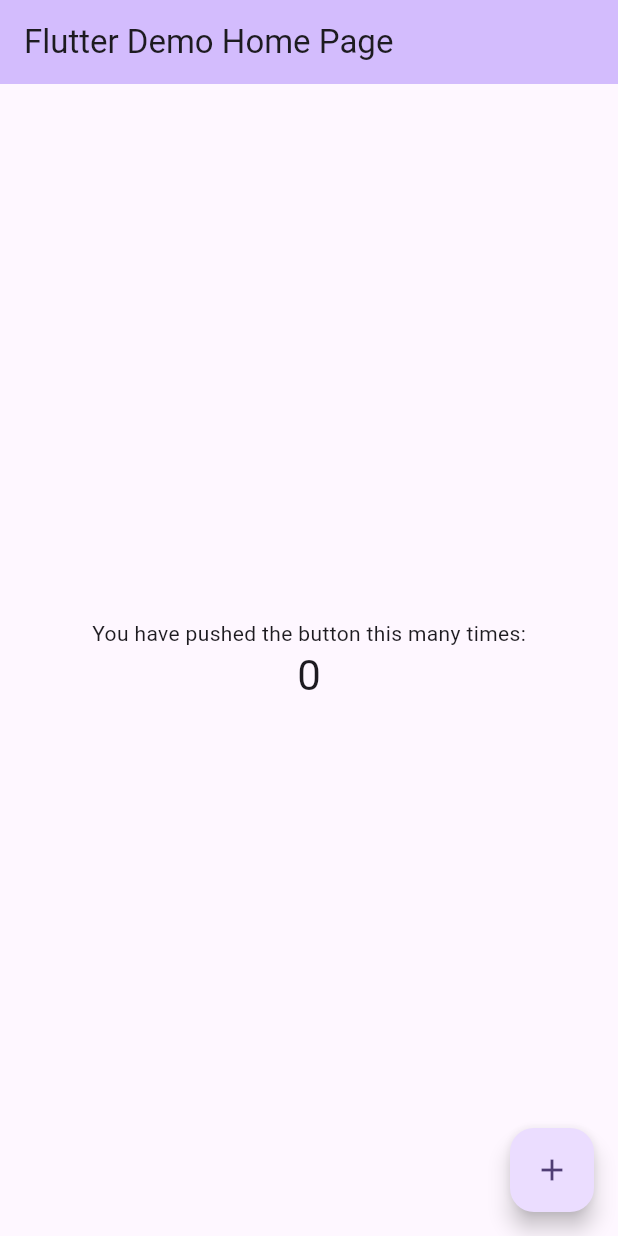
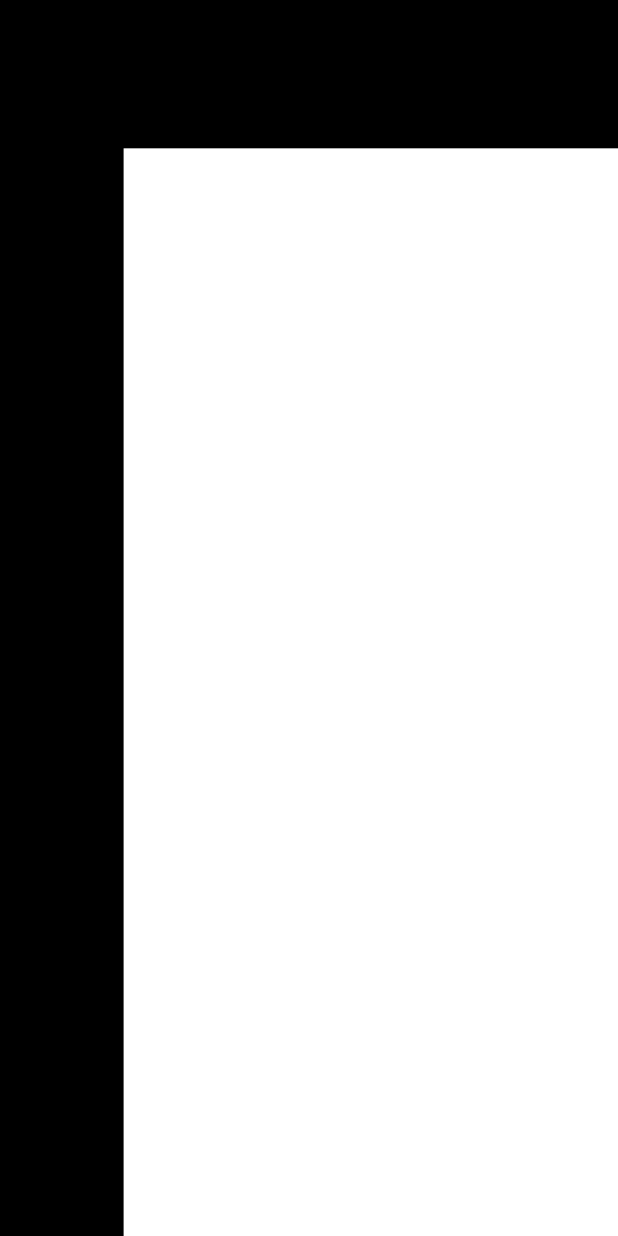
Before and after one commit to bayanwahbeh2004-code/Flat_renter, a Flutter app: the screen it shows after launch, on a phone screen of 412 x 824 dp. Run offline on Flutter 3.47's test engine with Material 3 defaults, Android fonts, the phone set to English and light mode, and no system bars.

Commit message:
working in the dashboard

```diff
--- /dev/null
+++ b/lib/admin/Dashboard.dart
@@ -0,0 +1,32 @@
+import 'package:flutter/material.dart';
+
+class Dashboard extends StatelessWidget {
+  const Dashboard({super.key});
+
+  @override
+  Widget build(BuildContext context) {
+    final width = MediaQuery.of(context).size.width;
+    final height = MediaQuery.of(context).size.height;
+    return Scaffold(
+      backgroundColor: Colors.black,
+      body: Row(
+        children: [
+          Container(width: width * 0.2),
+          Column(
+            mainAxisAlignment: MainAxisAlignment.end,
+            children: [
+              Container(child: Row(children: [
+
+                ],)),
+              Container(
+                color: Color.fromARGB(255, 255, 255, 255),
+                width: width * 0.8,
+                height: height * 0.88,
+              ),
+            ],
+          ),
+        ],
+      ),
+    );
+  }
+}
--- a/lib/main.dart
+++ b/lib/main.dart
@@ -1,4 +1,7 @@
+
 import 'package:flutter/material.dart';
+
+import 'admin/Dashboard.dart';
 
 void main() {
   runApp(const MyApp());
@@ -11,112 +14,8 @@ class MyApp extends StatelessWidget {
   @override
   Widget build(BuildContext context) {
     return MaterialApp(
-      title: 'Flutter Demo',
-      theme: ThemeData(
-        // This is the theme of your application.
-        //
-        // TRY THIS: Try running your application with "flutter run". You'll see
-        // the application has a purple toolbar. Then, without quitting the app,
-        // try changing the seedColor in the colorScheme below to Colors.green
-        // and then invoke "hot reload" (save your changes or press the "hot
-        // reload" button in a Flutter-supported IDE, or press "r" if you used
-        // the command line to start the app).
-        //
-        // Notice that the counter didn't reset back to zero; the application
-        // state is not lost during the reload. To reset the state, use hot
-        // restart instead.
-        //
-        // This works for code too, not just values: Most code changes can be
-        // tested with just a hot reload.
-        colorScheme: .fromSeed(seedColor: Colors.deepPurple),
-      ),
-      home: const MyHomePage(title: 'Flutter Demo Home Page'),
+      debugShowCheckedModeBanner: false,
+      home: Dashboard(),
     );
   }
 }
-
-class MyHomePage extends StatefulWidget {
-  const MyHomePage({super.key, required this.title});
-
-  // This widget is the home page of your application. It is stateful, meaning
-  // that it has a State object (defined below) that contains fields that affect
-  // how it looks.
-
-  // This class is the configuration for the state. It holds the values (in this
-  // case the title) provided by the parent (in this case the App widget) and
-  // used by the build method of the State. Fields in a Widget subclass are
-  // always marked "final".
-
-  final String title;
-
-  @override
-  State<MyHomePage> createState() => _MyHomePageState();
-}
-
-class _MyHomePageState extends State<MyHomePage> {
-  int _counter = 0;
-
-  void _incrementCounter() {
-    setState(() {
-      // This call to setState tells the Flutter framework that something has
-      // changed in this State, which causes it to rerun the build method below
-      // so that the display can reflect the updated values. If we changed
-      // _counter without calling setState(), then the build method would not be
-      // called again, and so nothing would appear to happen.
-      _counter++;
-    });
-  }
-
-  @override
-  Widget build(BuildContext context) {
-    // This method is rerun every time setState is called, for instance as done
-    // by the _incrementCounter method above.
-    //
-    // The Flutter framework has been optimized to make rerunning build methods
-    // fast, so that you can just rebuild anything that needs updating rather
-    // than having to individually change instances of widgets.
-    return Scaffold(
-      appBar: AppBar(
-        // TRY THIS: Try changing the color here to a specific color (to
-        // Colors.amber, perhaps?) and trigger a hot reload to see the AppBar
-        // change color while the other colors stay the same.
-        backgroundColor: Theme.of(context).colorScheme.inversePrimary,
-        // Here we take the value from the MyHomePage object that was created by
-        // the App.build method, and use it to set our appbar title.
-        title: Text(widget.title),
-      ),
-      body: Center(
-        // Center is a layout widget. It takes a single child and positions it
-        // in the middle of the parent.
-        child: Column(
-          // Column is also a layout widget. It takes a list of children and
-          // arranges them vertically. By default, it sizes itself to fit its
-          // children horizontally, and tries to be as tall as its parent.
-          //
-          // Column has various properties to control how it sizes itself and
-          // how it positions its children. Here we use mainAxisAlignment to
-          // center the children vertically; the main axis here is the vertical
-          // axis because Columns are vertical (the cross axis would be
-          // horizontal).
-          //
-          // TRY THIS: Invoke "debug painting" (choose the "Toggle Debug Paint"
-          // action in the IDE, or press "p" in the console), to see the
-          // wireframe for each widget.
-          mainAxisAlignment: .center,
-          children: [
-            const Text('You have pushed the button this many times:'),
-            Text(
-              '$_counter',
-              style: Theme.of(context).textTheme.headlineMedium,
-            ),
-          ],
-        ),
-      ),
-      floatingActionButton: FloatingActionButton(
-        onPressed: _incrementCounter,
-        tooltip: 'Increment',
-        child: const Icon(Icons.add),
-      ),
-    );
-  }
-}
```
